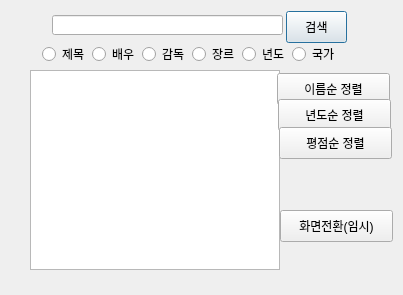
Above: database_src/v1/window/mainActivity.ui from DDongYul/Database-FinalProject before the change. Below: the same form after it.
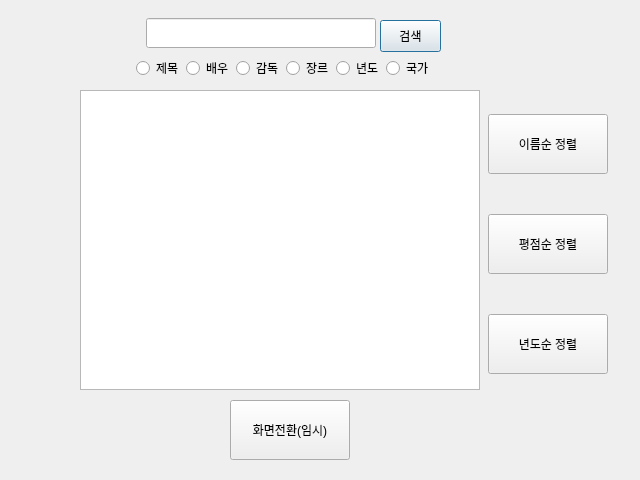
That is the form after the change.

Diff of the .ui file:
```diff
--- a/database_src/v1/window/mainActivity.ui
+++ b/database_src/v1/window/mainActivity.ui
@@ -6,8 +6,8 @@
    <rect>
     <x>0</x>
     <y>0</y>
-    <width>403</width>
-    <height>295</height>
+    <width>640</width>
+    <height>480</height>
    </rect>
   </property>
   <property name="windowTitle">
@@ -16,10 +16,10 @@
   <widget class="QRadioButton" name="radioButtonTitle">
    <property name="geometry">
     <rect>
-     <x>42</x>
-     <y>44</y>
-     <width>51</width>
-     <height>20</height>
+     <x>136</x>
+     <y>53</y>
+     <width>60</width>
+     <height>30</height>
     </rect>
    </property>
    <property name="text">
@@ -29,10 +29,10 @@
   <widget class="QRadioButton" name="radioButtonActor">
    <property name="geometry">
     <rect>
-     <x>92</x>
-     <y>44</y>
-     <width>61</width>
-     <height>20</height>
+     <x>186</x>
+     <y>53</y>
+     <width>60</width>
+     <height>30</height>
     </rect>
    </property>
    <property name="text">
@@ -42,10 +42,10 @@
   <widget class="QRadioButton" name="radioButtonDirector">
    <property name="geometry">
     <rect>
-     <x>142</x>
-     <y>44</y>
-     <width>51</width>
-     <height>20</height>
+     <x>236</x>
+     <y>53</y>
+     <width>60</width>
+     <height>30</height>
     </rect>
    </property>
    <property name="text">
@@ -55,10 +55,10 @@
   <widget class="QRadioButton" name="radioButtonGenre">
    <property name="geometry">
     <rect>
-     <x>192</x>
-     <y>44</y>
-     <width>51</width>
-     <height>20</height>
+     <x>286</x>
+     <y>53</y>
+     <width>60</width>
+     <height>30</height>
     </rect>
    </property>
    <property name="text">
@@ -68,10 +68,10 @@
   <widget class="QRadioButton" name="radioButtonYear">
    <property name="geometry">
     <rect>
-     <x>242</x>
-     <y>44</y>
-     <width>51</width>
-     <height>20</height>
+     <x>336</x>
+     <y>53</y>
+     <width>60</width>
+     <height>30</height>
     </rect>
    </property>
    <property name="text">
@@ -81,10 +81,10 @@
   <widget class="QRadioButton" name="radioButtonCountry">
    <property name="geometry">
     <rect>
-     <x>292</x>
-     <y>44</y>
-     <width>51</width>
-     <height>20</height>
+     <x>386</x>
+     <y>53</y>
+     <width>60</width>
+     <height>30</height>
     </rect>
    </property>
    <property name="text">
@@ -94,10 +94,10 @@
   <widget class="QLineEdit" name="lineEdit">
    <property name="geometry">
     <rect>
-     <x>52</x>
-     <y>15</y>
-     <width>231</width>
-     <height>20</height>
+     <x>146</x>
+     <y>18</y>
+     <width>230</width>
+     <height>30</height>
     </rect>
    </property>
    <property name="text">
@@ -107,8 +107,8 @@
   <widget class="QPushButton" name="searchButton">
    <property name="geometry">
     <rect>
-     <x>286</x>
-     <y>11</y>
+     <x>380</x>
+     <y>20</y>
      <width>61</width>
      <height>32</height>
     </rect>
@@ -120,20 +120,20 @@
   <widget class="QListWidget" name="listWidget">
    <property name="geometry">
     <rect>
-     <x>30</x>
-     <y>70</y>
-     <width>250</width>
-     <height>200</height>
+     <x>80</x>
+     <y>90</y>
+     <width>400</width>
+     <height>300</height>
     </rect>
    </property>
   </widget>
   <widget class="QPushButton" name="sortNameButton">
    <property name="geometry">
     <rect>
-     <x>277</x>
-     <y>73</y>
-     <width>113</width>
-     <height>32</height>
+     <x>488</x>
+     <y>114</y>
+     <width>120</width>
+     <height>60</height>
     </rect>
    </property>
    <property name="text">
@@ -143,10 +143,10 @@
   <widget class="QPushButton" name="sortYearButton">
    <property name="geometry">
     <rect>
-     <x>278</x>
-     <y>99</y>
-     <width>113</width>
-     <height>32</height>
+     <x>488</x>
+     <y>314</y>
+     <width>120</width>
+     <height>60</height>
     </rect>
    </property>
    <property name="text">
@@ -156,10 +156,10 @@
   <widget class="QPushButton" name="sortRateButton">
    <property name="geometry">
     <rect>
-     <x>279</x>
-     <y>127</y>
-     <width>113</width>
-     <height>32</height>
+     <x>488</x>
+     <y>214</y>
+     <width>120</width>
+     <height>60</height>
     </rect>
    </property>
    <property name="text">
@@ -169,10 +169,10 @@
   <widget class="QPushButton" name="tempButton">
    <property name="geometry">
     <rect>
-     <x>280</x>
-     <y>210</y>
-     <width>113</width>
-     <height>32</height>
+     <x>230</x>
+     <y>400</y>
+     <width>120</width>
+     <height>60</height>
     </rect>
    </property>
    <property name="text">
```
